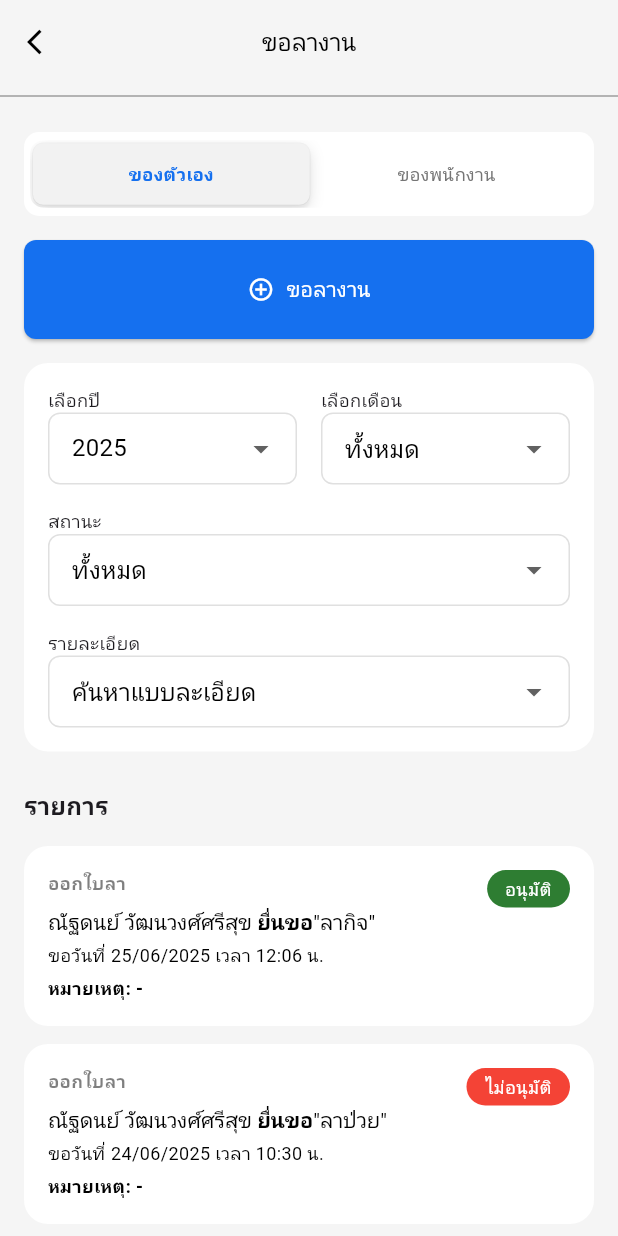
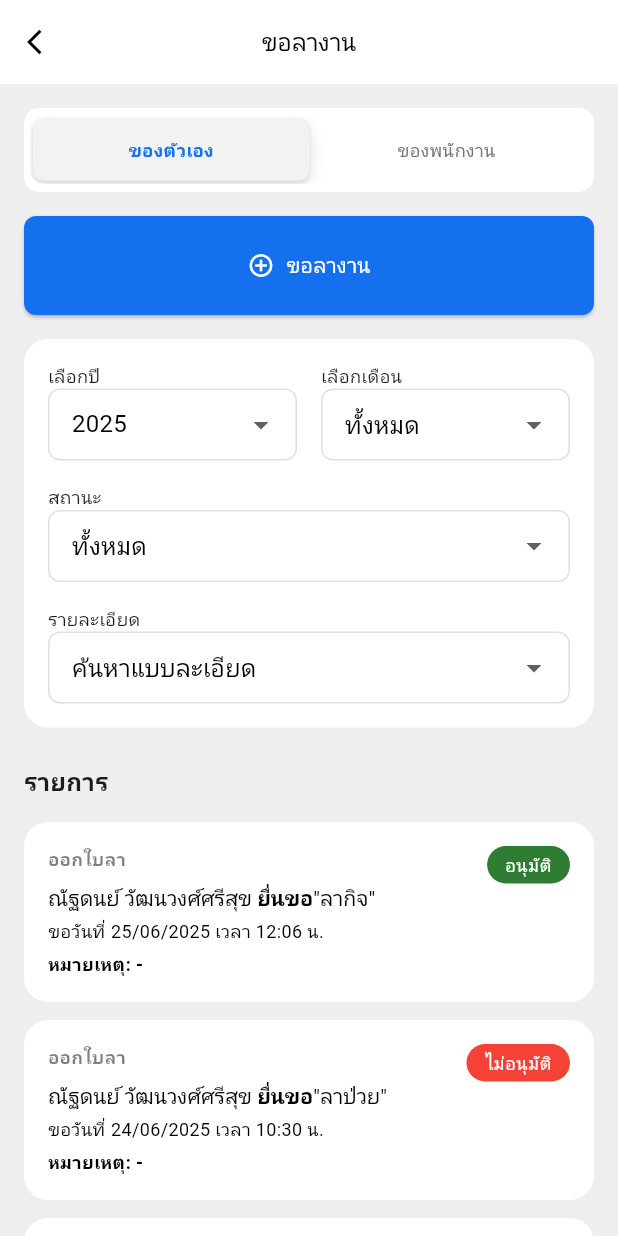
Before and after one commit to charinrat2012/GO_HRM, a Flutter app: the LeavePage screen opened by its route, on a phone screen of 412 x 824 dp. Run offline on Flutter 3.47's test engine with Material 3 defaults, Android fonts, the phone set to English and light mode, and no system bars; our stand-ins replace flutter_svg, get, get_storage; missing offline and left inert: dart:ffi; accounts and stored records are empty.

Commit message:
Go_HRM V.2

```diff
--- a/lib/app/ui/pages/home_page/widgets/home_body.dart
+++ b/lib/app/ui/pages/home_page/widgets/home_body.dart
@@ -13,7 +13,7 @@ class HomeBody extends StatelessWidget {
       child: Column(
         crossAxisAlignment: CrossAxisAlignment.start,
         children: [
-          Divider(color: Colors.grey[400], thickness: 1),
+          // Divider(color: Colors.grey[400], thickness: 1),
           Padding(
             padding: const EdgeInsets.all(16.0),
             child: Column(
--- a/lib/app/ui/pages/home_page/widgets/home_head.dart
+++ b/lib/app/ui/pages/home_page/widgets/home_head.dart
@@ -18,7 +18,7 @@ class HomeHead extends StatelessWidget {
             ),
             pinned: false,
             floating: false,
-            backgroundColor: Theme.of(context).scaffoldBackgroundColor,
+            backgroundColor: Theme.of(context).appBarTheme.backgroundColor,
             actions: [
               IconButton(
                 onPressed: () => Get.toNamed(AppRoutes.NOTIFICATION),
--- a/lib/app/ui/pages/home_page/widgets/home_menu.dart
+++ b/lib/app/ui/pages/home_page/widgets/home_menu.dart
@@ -36,7 +36,7 @@ class HomeMenu extends GetView<HomeController> {
                   icon: Icon(Icons.navigate_next, color: Colors.grey[700]),
                 ),
               ),
-              Divider(color: Colors.grey[400]),
+              // Divider(color: Colors.grey[400]),
 
               // Row(
               //   mainAxisAlignment: MainAxisAlignment.spaceBetween,
--- a/lib/app/ui/pages/leave_page.dart/leave_page.dart
+++ b/lib/app/ui/pages/leave_page.dart/leave_page.dart
@@ -1,12 +1,7 @@
-import 'package:flutter/cupertino.dart';
 import 'package:flutter/material.dart';
 import 'package:get/get.dart';
 import 'package:go_hrm/app/ui/pages/leave_page.dart/widgets/segmented_control.dart';
 
-import 'package:intl/intl.dart';
-
-import '../../../config/my_colors.dart';
-import '../../../data/models/leave_status_model.dart';
 import 'leave_controller.dart';
 import 'widgets/card_title.dart';
 import 'widgets/filter_section.dart';
@@ -35,7 +30,7 @@ class LeavePage extends GetView<LeavePageController> {
                 'ขอลางาน',
                 style: TextStyle(color: Colors.black, fontSize: 16),
               ),
-              backgroundColor: Theme.of(context).scaffoldBackgroundColor,
+              backgroundColor: Theme.of(context).appBarTheme.backgroundColor,
               elevation: 1.0,
               centerTitle: true,
               floating: false, // ทำให้ AppBar เลื่อนกลับมาแสดงผลได้เร็วขึ้น
@@ -44,9 +39,9 @@ class LeavePage extends GetView<LeavePageController> {
             ),
 
 
-            const SliverToBoxAdapter(
-              child: Divider(color: Colors.grey, thickness: 1),
-            ),
+            // const SliverToBoxAdapter(
+            //   child: Divider(color: Colors.grey, thickness: 1),
+            // ),
             SliverToBoxAdapter(
               child: Padding(
                 padding: const EdgeInsets.all(16.0),
--- a/lib/app/ui/pages/menu_page/widgets/menu_head.dart
+++ b/lib/app/ui/pages/menu_page/widgets/menu_head.dart
@@ -14,7 +14,7 @@ class MenuHead extends StatelessWidget implements PreferredSizeWidget {
           color: Colors.black,
         ),
       ),
-      backgroundColor: Theme.of(context).scaffoldBackgroundColor,
+      backgroundColor: Theme.of(context).appBarTheme.backgroundColor,
       elevation: 0,
       centerTitle: false,
     );
--- a/lib/app/ui/pages/news_details_page/widgets/news_details_head.dart
+++ b/lib/app/ui/pages/news_details_page/widgets/news_details_head.dart
@@ -8,7 +8,7 @@ class NewsDetailsHead extends StatelessWidget {
   Widget build(BuildContext context) {
     return SliverAppBar(
       titleSpacing: -10,
-      backgroundColor: Theme.of(context).scaffoldBackgroundColor,
+      backgroundColor: Theme.of(context).appBarTheme.backgroundColor,
       floating: false,
       pinned: false,
       expandedHeight: kToolbarHeight,
--- a/lib/app/ui/pages/news_page/news_page.dart
+++ b/lib/app/ui/pages/news_page/news_page.dart
@@ -25,7 +25,7 @@ class NewsPage extends GetView<NewsController> {
               child: Column(
                 crossAxisAlignment: CrossAxisAlignment.start,
                 children: [
-                   Divider(color: Colors.grey, thickness: 1),
+                  //  Divider(color: Colors.grey, thickness: 1),
                   const SizedBox(height: 16),
                   SlideImage(),
                   const SizedBox(height: 24),
--- a/lib/app/ui/pages/news_page/widgets/news_head.dart
+++ b/lib/app/ui/pages/news_page/widgets/news_head.dart
@@ -6,7 +6,7 @@ class NewsHead extends StatelessWidget {
   @override
   Widget build(BuildContext context) {
     return SliverAppBar(
-      backgroundColor: Theme.of(context).scaffoldBackgroundColor,
+      backgroundColor: Theme.of(context).appBarTheme.backgroundColor,
       title: const Text(
         'ข่าวสาร',
         style: TextStyle(
--- a/lib/app/ui/pages/notification_page/notification_page.dart
+++ b/lib/app/ui/pages/notification_page/notification_page.dart
@@ -14,7 +14,7 @@ class NotificationPage extends GetView<NotificationController> {
         child: CustomScrollView(
           slivers: [
             SliverAppBar(
-              backgroundColor: Theme.of(context).scaffoldBackgroundColor,
+              backgroundColor: Theme.of(context).appBarTheme.backgroundColor,
               floating: false,
               pinned: false,
               expandedHeight: kToolbarHeight, //กำหนดความสูงAppbar
--- a/lib/app/ui/pages/profile_page/widgets/profile_head.dart
+++ b/lib/app/ui/pages/profile_page/widgets/profile_head.dart
@@ -7,7 +7,7 @@ class ProfileHead extends StatelessWidget {
   @override
   Widget build(BuildContext context) {
     return SliverAppBar(
-      backgroundColor: Theme.of(context).scaffoldBackgroundColor,
+      backgroundColor: Theme.of(context).appBarTheme.backgroundColor,
 
       floating: false,
       pinned: false,
--- a/lib/app/ui/theme/themes.dart
+++ b/lib/app/ui/theme/themes.dart
@@ -7,7 +7,7 @@ class Themes {
     primaryColor: MyColors.blue,
     cardColor: Colors.white,
     appBarTheme: AppBarTheme(backgroundColor: Colors.white),
-    scaffoldBackgroundColor: Colors.grey[100],
+    scaffoldBackgroundColor: Colors.grey[200],
     shadowColor: Colors.grey,
   );
   // final darkTheme = ThemeData.dark().copyWith(
```
